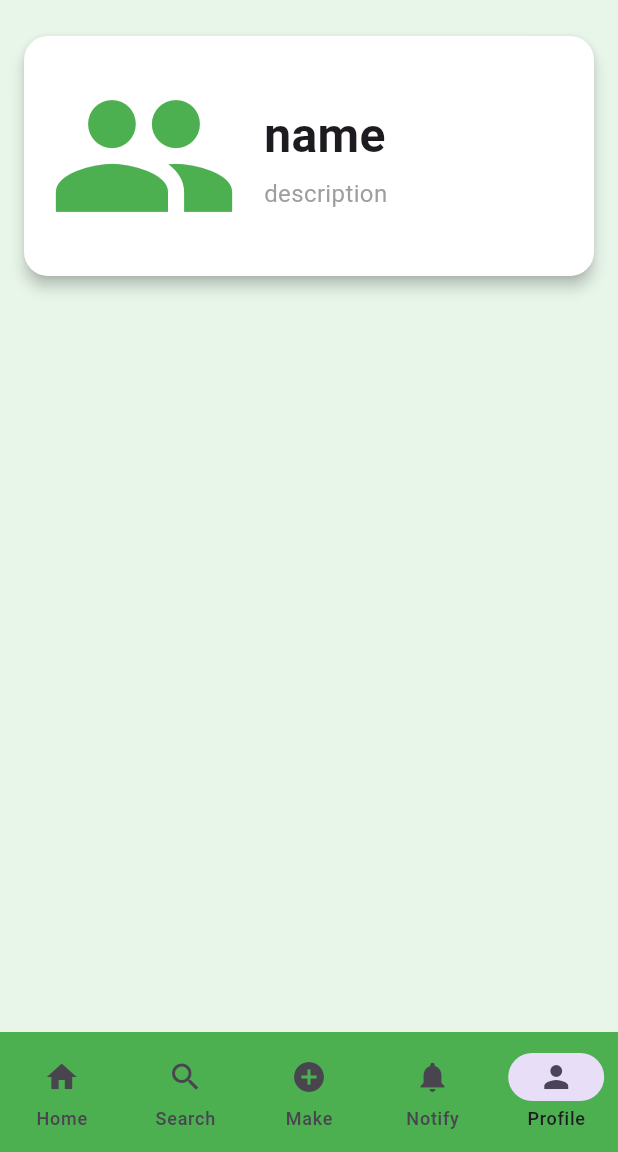
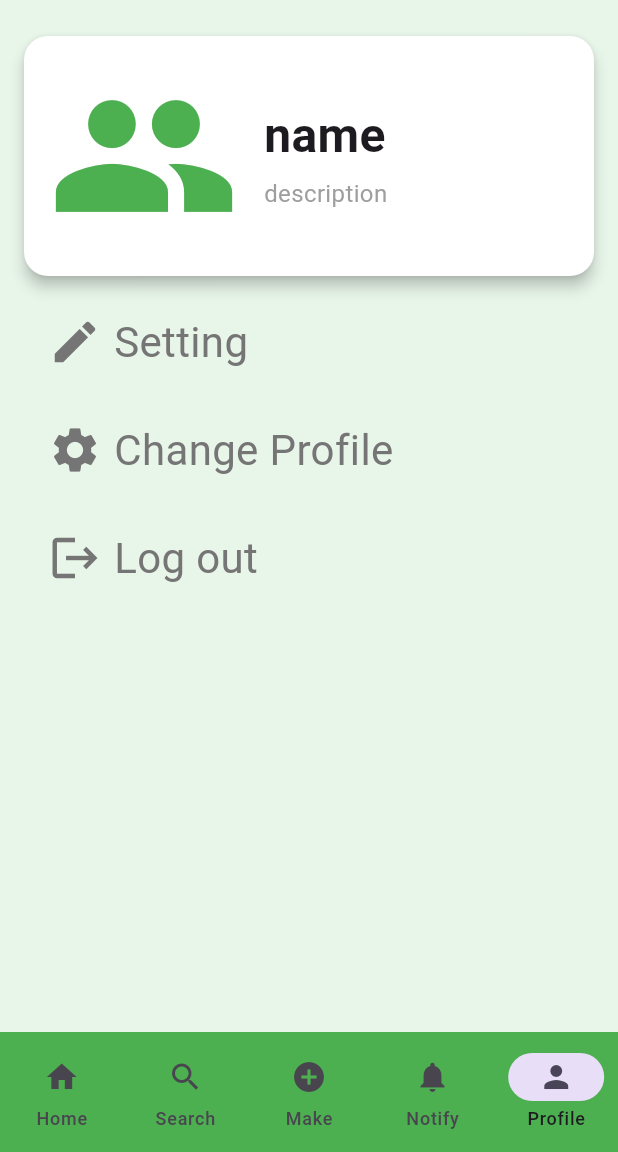
Before and after one commit to segnities007/makers, a Flutter app: the Hubs screen opened by its route, item 5 of the bottom bar chosen, on a phone screen of 412 x 824 dp, the part 84-1236 px from its top. Run offline on Flutter 3.47's test engine with Material 3 defaults, Android fonts, the phone set to English and light mode, and no system bars; our stand-ins replace flutter_hooks, flutter_riverpod, go_router; network calls fail.

```diff
--- a/client/lib/pages/hubs/home/home.dart
+++ b/client/lib/pages/hubs/home/home.dart
@@ -5,12 +5,12 @@ import '../../commons/card.dart';
 import '../../commons/input_form.dart';
 import '../../commons/button.dart';
 
-const double padding = 8;
-const double radius = 16;
-
 class Home extends StatelessWidget {
   Home({super.key});
 
+
+  final double padding = 8;
+  final double radius = 16;
   final List<String> labels = ["Search"];
   final List<String? Function(String?)> validators = [
     emptyValidator,
@@ -22,7 +22,7 @@ class Home extends StatelessWidget {
   @override
   Widget build(BuildContext context) {
     return Padding(
-        padding: const EdgeInsets.fromLTRB(padding, 8, padding, padding),
+        padding: EdgeInsets.fromLTRB(padding, 8, padding, padding),
         child: Column(
           mainAxisAlignment: MainAxisAlignment.center,
           children: [
--- a/client/lib/pages/hubs/hubs.dart
+++ b/client/lib/pages/hubs/hubs.dart
@@ -20,7 +20,7 @@ const icons = [
   Icons.person,
 ];
 const labels = ["Home", "Search", "Make", "Notify", "Profile"];
-final hubs = [Home(), Search(), Make(), const notify.Notification(), const Profile()];
+final hubs = [Home(), Search(), Make(), const notify.Notification(), Profile()];
 
 final data = (
   labels: labels,
--- a/client/lib/pages/hubs/profile/profile.dart
+++ b/client/lib/pages/hubs/profile/profile.dart
@@ -2,23 +2,85 @@ import 'package:flutter/material.dart';
 
 import '../../commons/card.dart';
 
-const double padding = 16;
+class Profile extends StatelessWidget {
+  Profile({super.key});
 
-class Profile extends StatelessWidget {
-  const Profile({super.key});
+  final double padding = 16;
+  final List<IconData> icons = [
+    Icons.edit,
+    Icons.settings,
+    Icons.logout,
+  ];
+  final List<String> labels = ["Setting", "Change Profile", "Log out"];
 
   @override
   Widget build(BuildContext context) {
     return Center(
-      child: Container(
-        padding: const EdgeInsets.all(padding),
-        child: const Column(
+        child: Container(
+      padding: EdgeInsets.all(padding),
+      child: Column(
         mainAxisAlignment: MainAxisAlignment.start,
         crossAxisAlignment: CrossAxisAlignment.center,
         children: [
-          MakerCard(isClickable: false ,iconSize: 128, label: "name", description: "description")
+          const MakerCard(
+              iconSize: 128,
+              label: "name",
+              description: "description"),
+          Column(mainAxisAlignment: MainAxisAlignment.center, children: [
+            for (int i = 0; i < labels.length; i++)
+              ProfileTile(
+                  icon: icons[i],
+                  label: labels[i],
+                  handler: () {
+                    //TODO
+                  }),
+          ])
         ],
-      ),)
+      ),
+    ));
+  }
+}
+
+class ProfileTile extends StatelessWidget {
+  const ProfileTile({
+    super.key,
+    required this.icon,
+    required this.label,
+    required this.handler,
+    this.tileWidth = double.infinity,
+    this.iconSize = 36,
+    this.fontSize = 28,
+    this.padding = 16,
+  });
+
+  final double padding;
+  final IconData icon;
+  final String label;
+  final void Function() handler;
+  final double tileWidth;
+  final double iconSize;
+  final double fontSize;
+
+  @override
+  Widget build(BuildContext context) {
+    return InkWell(
+      onTap: handler,
+        child: Container(
+          padding: EdgeInsets.all(padding),
+          width: tileWidth,
+          alignment: Alignment.center,
+          child: Row(
+            mainAxisAlignment: MainAxisAlignment.start,
+            children: [
+              Icon(icon, size: iconSize, color: Colors.grey[600]),
+              const SizedBox(width: 8),
+              Text(
+                label,
+                style: TextStyle(fontSize: fontSize, color: Colors.grey[600]),
+              ),
+            ],
+          ),
+      ),
     );
   }
 }
--- a/client/pubspec.yaml
+++ b/client/pubspec.yaml
@@ -4,7 +4,7 @@ publish_to: 'none'
 version: 0.1.0
 
 environment:
-  sdk: '>=3.5.3 <4.0.0'
+  sdk: ^3.5.3
 
 dependencies:
   flutter:
```
Also changed, not shown: client/lib/pages/commons/drawer.dart (+6 -10 lines), client/lib/pages/hubs/notification/notification.dart (+21 -0 lines), 9 other files.
